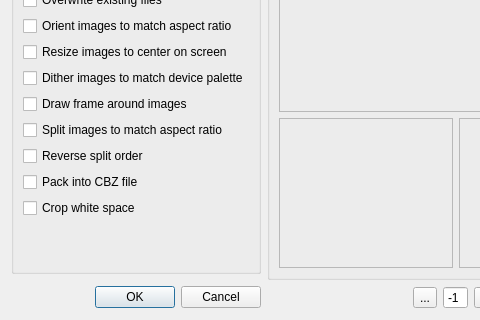
proDOOMman/Mangle, file dev/ui/options.ui: the form before one commit; both pictures show x 0 to 480 and y 147 to 467 of the 655 by 467 pixel window.
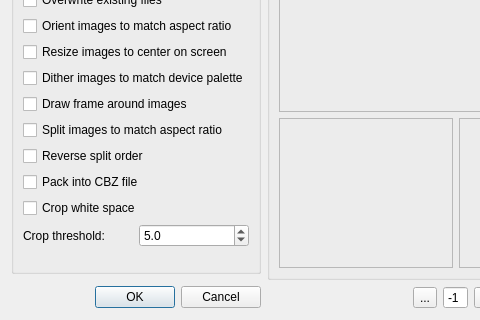
The form after the commit. Icons and pictures are not drawn. Custom widgets are drawn as their Qt base class.

Commit message: Crop threshold moved from source to options

What changed in the file:
```diff
--- a/dev/ui/options.ui
+++ b/dev/ui/options.ui
@@ -151,6 +151,30 @@
         </property>
        </widget>
       </item>
+      <item>
+       <layout class="QHBoxLayout" name="horizontalLayout_2">
+        <item>
+         <widget class="QLabel" name="label_3">
+          <property name="text">
+           <string>Crop threshold:</string>
+          </property>
+         </widget>
+        </item>
+        <item>
+         <widget class="QDoubleSpinBox" name="thresholdSpinBox">
+          <property name="decimals">
+           <number>1</number>
+          </property>
+          <property name="maximum">
+           <double>999.000000000000000</double>
+          </property>
+          <property name="value">
+           <double>5.000000000000000</double>
+          </property>
+         </widget>
+        </item>
+       </layout>
+      </item>
       <item>
        <spacer name="verticalSpacer">
         <property name="orientation">
```
The commit also changes 12 other files.
